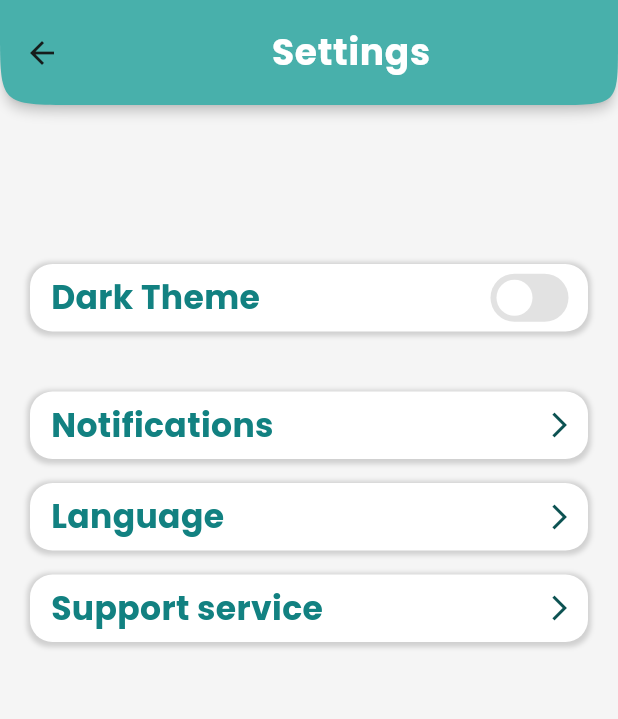
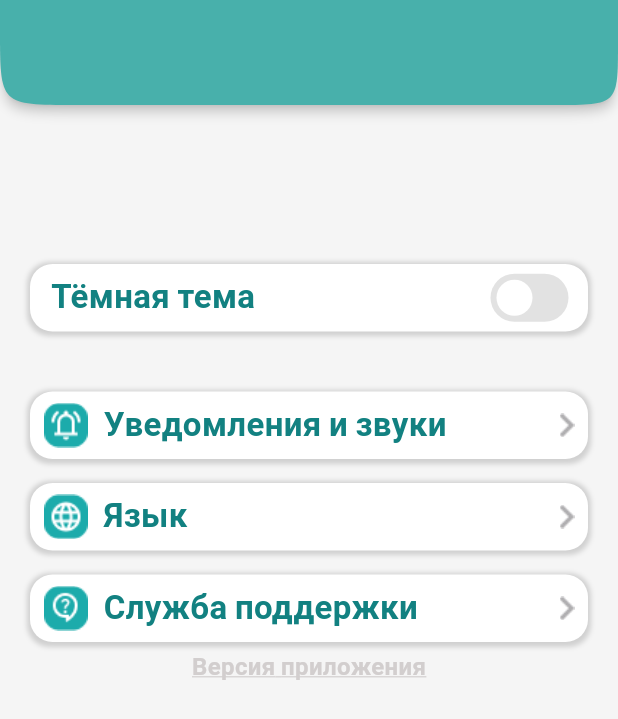
Before and after one commit to Danila-Skiba/SkillChallenger, a Flutter app: the SettingsScreen screen opened directly, on a phone screen of 412 x 824 dp. Shown: the top 719 px of the screen. Run offline on Flutter 3.47's test engine with Material 3 defaults, Android fonts, the phone set to English and light mode, and no system bars; our stand-ins replace auto_route.

Commit message:
feat: Updated the interface settings_screen

```diff
--- a/skillchallenger/lib/features/settings_page/settings_screen.dart
+++ b/skillchallenger/lib/features/settings_page/settings_screen.dart
@@ -39,7 +39,7 @@ class _SettingsScreenState extends State<SettingsScreen> {
             snap: true, //резкое появление
             floating: true, //апбар при прокрутке вверх
 
-            title: Center(
+            /*title: Center(
               child: Text(
                 'Settings',
                 style: theme.textTheme.bodyLarge?.copyWith(
@@ -50,6 +50,7 @@ class _SettingsScreenState extends State<SettingsScreen> {
                 ),
               ),
             ),
+            */
           ),
 
           SliverToBoxAdapter(
@@ -60,7 +61,7 @@ class _SettingsScreenState extends State<SettingsScreen> {
                 children: [
                   const SizedBox(height: 106),
                   SettingsSwitchButton(
-                    title: 'Dark Theme',
+                    title: 'Тёмная тема',
                     value: isDarkMode,
                     onChanged: (value) {
                       setState(() {
@@ -70,24 +71,40 @@ class _SettingsScreenState extends State<SettingsScreen> {
                   ),
                   const SizedBox(height: 40),
                   SettingsArrowButton(
-                    title: 'Notifications',
+                    title: 'Уведомления и звуки',
+                    leftIcon: 'assets/icons/iconnotifications.png',
                     onTap: () {
                       // Здесь будет навигация к настройкам уведомлений
                     },
                   ),
                   const SizedBox(height: 16),
                   SettingsArrowButton(
-                    title: 'Language',
+                    title: 'Язык',
+                    leftIcon: 'assets/icons/iconlanguage.png',
                     onTap: () {
                       // Здесь будет навигация к настройкам языка
                     },
                   ),
                   const SizedBox(height: 16),
                   SettingsArrowButton(
-                    title: 'Support service',
+                    title: 'Служба поддержки',
+                    leftIcon: 'assets/icons/iconSupportService.png',
                     onTap: () {
                       // Здесь будет навигация к службе поддержки
                     },
+                  ),
+
+                  const SizedBox(height: 5),
+                  Center(
+                    child: Text(
+                      'Версия приложения',
+                      style: TextStyle(
+                        fontSize: 16,
+                        color: const Color(0xFFD2CECE),
+                        decoration: TextDecoration.underline,
+                        decorationColor: const Color(0xFFD2CECE),
+                      ),
+                    ),
                   ),
                 ],
               ),
--- a/skillchallenger/lib/features/settings_page/widgets/settings_arrow_button.dart
+++ b/skillchallenger/lib/features/settings_page/widgets/settings_arrow_button.dart
@@ -4,11 +4,13 @@ import 'settings_button.dart';
 class SettingsArrowButton extends StatelessWidget {
   final String title;
   final VoidCallback? onTap;
+  final String leftIcon;
 
   const SettingsArrowButton({
     super.key,
     required this.title,
     this.onTap,
+    required this.leftIcon,
   });
 
   @override
@@ -17,10 +19,15 @@ class SettingsArrowButton extends StatelessWidget {
       title: title,
       onTap: onTap,
       fontSize: 22,
-      trailing: const Icon(
-        Icons.arrow_forward_ios,
-        color: Color.fromARGB(255, 12, 82, 82),
-        size: 20,
+      trailing: Image.asset(
+        'assets/icons/iconsArrowSettings.png',
+        width: 10,
+        height: 16,
+      ),
+      leading: Image.asset(
+        leftIcon,
+        width: 30,
+        height: 30,
       ),
     );
   }
--- a/skillchallenger/lib/features/settings_page/widgets/settings_button.dart
+++ b/skillchallenger/lib/features/settings_page/widgets/settings_button.dart
@@ -4,6 +4,7 @@ import 'package:skillchallenger/ui/ui.dart';
 class SettingsButton extends StatelessWidget {
   final String title;
   final Widget? trailing;
+  final Widget? leading;
   final VoidCallback? onTap;
   final double fontSize;
 
@@ -11,6 +12,7 @@ class SettingsButton extends StatelessWidget {
     super.key,
     required this.title,
     this.trailing,
+    this.leading,
     this.onTap,
     this.fontSize = 22,
   });
@@ -26,9 +28,15 @@ class SettingsButton extends StatelessWidget {
         radius: 15,
         padding: const EdgeInsets.symmetric(horizontal: 7),
         child: Row(
-          mainAxisAlignment: MainAxisAlignment.spaceBetween,
+          mainAxisAlignment: MainAxisAlignment.start,
           children: [
+            if (leading != null)
               Padding(
+                padding: const EdgeInsets.only(right: 5),
+                child: leading!,
+              ),
+            Expanded(
+              child: Padding(
                 padding: const EdgeInsets.only(left: 5),
                 child: Text(
                   title,
@@ -37,11 +45,16 @@ class SettingsButton extends StatelessWidget {
                     fontSize: fontSize,
                     fontWeight: FontWeight.bold,
                     height: 30/24,
-                  color: const Color(0xFF128181),
+                    color: primaryColorDark,
                   ),
                 ),
               ),
-            if (trailing != null) trailing!,
+            ),
+            if (trailing != null)
+              Padding(
+                padding: const EdgeInsets.only(left: 5),
+                child: trailing!,
+              ),
           ],
         ),
       ),
--- a/skillchallenger/lib/main.dart
+++ b/skillchallenger/lib/main.dart
@@ -20,11 +20,12 @@ class _SkillChallengerAppState extends State<SkillChallengerApp> {
 
   @override
   Widget build(BuildContext context) {
-    return MaterialApp.router(
+    return MaterialApp( //.router
       debugShowCheckedModeBanner: false,
       title: 'SkillChallenger',
       theme: themeData,
-      routerConfig: _router.config(),
+      //routerConfig: _router.config(), //раскоммитить
+      home: SettingsScreen() // конкретная страничка
     );
   }
 }
--- a/skillchallenger/pubspec.yaml
+++ b/skillchallenger/pubspec.yaml
@@ -74,6 +74,7 @@ flutter:
     - assets/images/images/
     - assets/images/images_round/
     - assets/images/images_for_register/
+    - assets/icons/
 
   # An image asset can refer to one or more resolution-specific "variants", see
   # https://flutter.dev/to/resolution-aware-images
```
Also changed, not shown: skillchallenger/assets/icons/iconSupportService.png (added), skillchallenger/assets/icons/iconlanguage.png (added), skillchallenger/assets/icons/iconnotifications.png (added), skillchallenger/assets/icons/iconsArrowSettings.png (added). Lines whose indentation alone changed are shown as unchanged.
